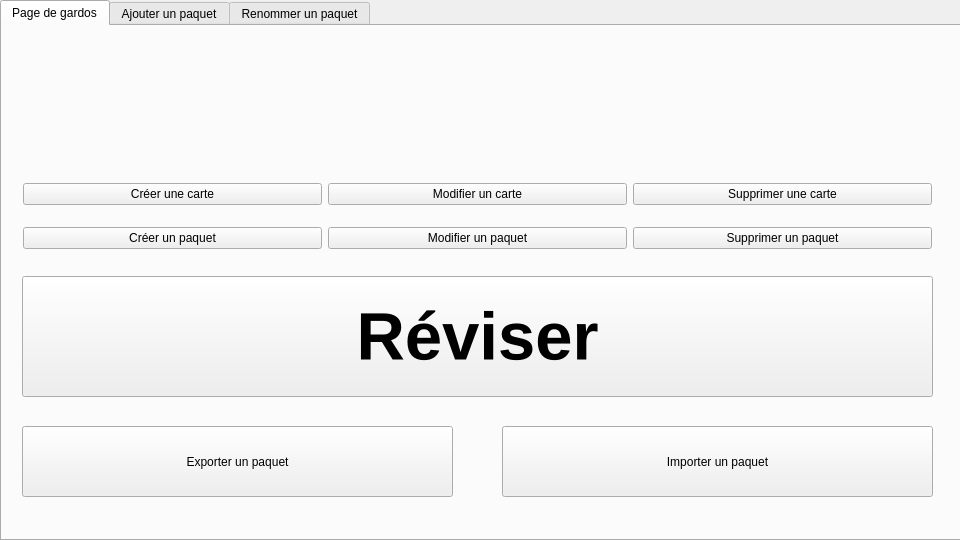
The window that mainwindow.ui (MaximeChone/RepEsp) describes before a commit, drawn with Qt 5.
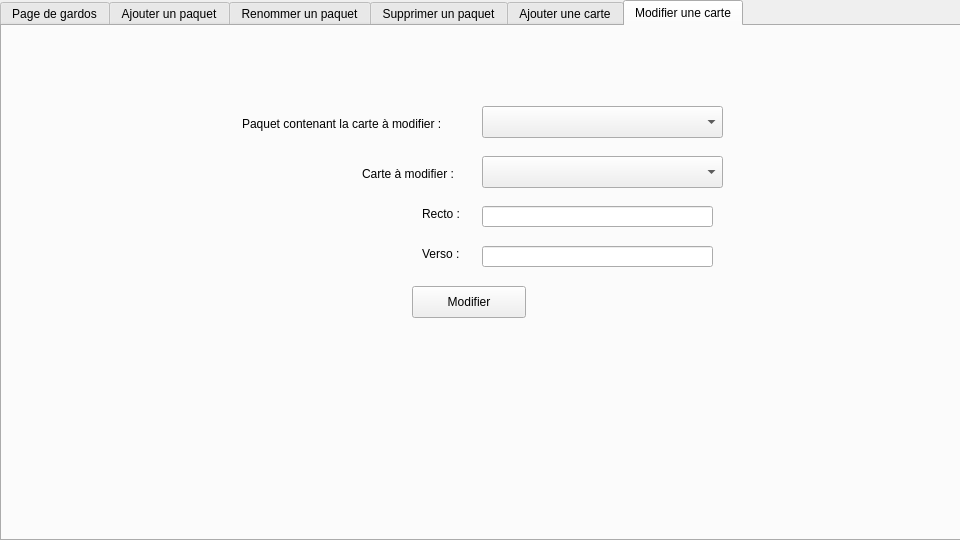
The same window after the commit.

```diff
--- a/mainwindow.ui
+++ b/mainwindow.ui
@@ -24,7 +24,7 @@
      </rect>
     </property>
     <property name="currentIndex">
-     <number>0</number>
+     <number>5</number>
     </property>
     <widget class="QWidget" name="PageDeGardos">
      <attribute name="title">
@@ -245,6 +245,244 @@
       </property>
      </widget>
     </widget>
+    <widget class="QWidget" name="tab_2">
+     <attribute name="title">
+      <string>Supprimer un paquet</string>
+     </attribute>
+     <widget class="QLabel" name="label_4">
+      <property name="geometry">
+       <rect>
+        <x>240</x>
+        <y>80</y>
+        <width>131</width>
+        <height>16</height>
+       </rect>
+      </property>
+      <property name="text">
+       <string>Paquet à supprimer :</string>
+      </property>
+     </widget>
+     <widget class="QComboBox" name="comboBox_2">
+      <property name="geometry">
+       <rect>
+        <x>380</x>
+        <y>70</y>
+        <width>231</width>
+        <height>32</height>
+       </rect>
+      </property>
+     </widget>
+     <widget class="QPushButton" name="pushButton_3">
+      <property name="geometry">
+       <rect>
+        <x>320</x>
+        <y>120</y>
+        <width>114</width>
+        <height>32</height>
+       </rect>
+      </property>
+      <property name="text">
+       <string>Supprimer</string>
+      </property>
+     </widget>
+    </widget>
+    <widget class="QWidget" name="tab_3">
+     <attribute name="title">
+      <string>Ajouter une carte</string>
+     </attribute>
+     <widget class="QLabel" name="label_5">
+      <property name="geometry">
+       <rect>
+        <x>160</x>
+        <y>70</y>
+        <width>241</width>
+        <height>16</height>
+       </rect>
+      </property>
+      <property name="text">
+       <string>Paquet dans lequel ajouter une carte :</string>
+      </property>
+     </widget>
+     <widget class="QComboBox" name="comboBox_3">
+      <property name="geometry">
+       <rect>
+        <x>420</x>
+        <y>60</y>
+        <width>231</width>
+        <height>32</height>
+       </rect>
+      </property>
+     </widget>
+     <widget class="QLabel" name="label_6">
+      <property name="geometry">
+       <rect>
+        <x>350</x>
+        <y>110</y>
+        <width>59</width>
+        <height>16</height>
+       </rect>
+      </property>
+      <property name="text">
+       <string>Recto :</string>
+      </property>
+     </widget>
+     <widget class="QLabel" name="label_7">
+      <property name="geometry">
+       <rect>
+        <x>350</x>
+        <y>140</y>
+        <width>59</width>
+        <height>16</height>
+       </rect>
+      </property>
+      <property name="text">
+       <string>Verso :</string>
+      </property>
+     </widget>
+     <widget class="QLineEdit" name="lineEdit_3">
+      <property name="geometry">
+       <rect>
+        <x>430</x>
+        <y>110</y>
+        <width>201</width>
+        <height>21</height>
+       </rect>
+      </property>
+     </widget>
+     <widget class="QLineEdit" name="lineEdit_4">
+      <property name="geometry">
+       <rect>
+        <x>430</x>
+        <y>140</y>
+        <width>201</width>
+        <height>21</height>
+       </rect>
+      </property>
+     </widget>
+     <widget class="QPushButton" name="pushButton_4">
+      <property name="geometry">
+       <rect>
+        <x>360</x>
+        <y>190</y>
+        <width>114</width>
+        <height>32</height>
+       </rect>
+      </property>
+      <property name="text">
+       <string>Créer</string>
+      </property>
+     </widget>
+    </widget>
+    <widget class="QWidget" name="tab_4">
+     <attribute name="title">
+      <string>Modifier une carte</string>
+     </attribute>
+     <widget class="QComboBox" name="comboBox_4">
+      <property name="geometry">
+       <rect>
+        <x>480</x>
+        <y>80</y>
+        <width>241</width>
+        <height>32</height>
+       </rect>
+      </property>
+     </widget>
+     <widget class="QComboBox" name="comboBox_5">
+      <property name="geometry">
+       <rect>
+        <x>480</x>
+        <y>130</y>
+        <width>241</width>
+        <height>32</height>
+       </rect>
+      </property>
+     </widget>
+     <widget class="QLabel" name="label_8">
+      <property name="geometry">
+       <rect>
+        <x>240</x>
+        <y>90</y>
+        <width>241</width>
+        <height>16</height>
+       </rect>
+      </property>
+      <property name="text">
+       <string>Paquet contenant la carte à modifier :</string>
+      </property>
+     </widget>
+     <widget class="QLabel" name="label_9">
+      <property name="geometry">
+       <rect>
+        <x>360</x>
+        <y>140</y>
+        <width>111</width>
+        <height>16</height>
+       </rect>
+      </property>
+      <property name="text">
+       <string>Carte à modifier :</string>
+      </property>
+     </widget>
+     <widget class="QPushButton" name="pushButton_5">
+      <property name="geometry">
+       <rect>
+        <x>410</x>
+        <y>260</y>
+        <width>114</width>
+        <height>32</height>
+       </rect>
+      </property>
+      <property name="text">
+       <string>Modifier</string>
+      </property>
+     </widget>
+     <widget class="QLabel" name="label_10">
+      <property name="geometry">
+       <rect>
+        <x>420</x>
+        <y>180</y>
+        <width>59</width>
+        <height>16</height>
+       </rect>
+      </property>
+      <property name="text">
+       <string>Recto :</string>
+      </property>
+     </widget>
+     <widget class="QLabel" name="label_11">
+      <property name="geometry">
+       <rect>
+        <x>420</x>
+        <y>220</y>
+        <width>59</width>
+        <height>16</height>
+       </rect>
+      </property>
+      <property name="text">
+       <string>Verso :</string>
+      </property>
+     </widget>
+     <widget class="QLineEdit" name="lineEdit_5">
+      <property name="geometry">
+       <rect>
+        <x>480</x>
+        <y>180</y>
+        <width>231</width>
+        <height>21</height>
+       </rect>
+      </property>
+     </widget>
+     <widget class="QLineEdit" name="lineEdit_6">
+      <property name="geometry">
+       <rect>
+        <x>480</x>
+        <y>220</y>
+        <width>231</width>
+        <height>21</height>
+       </rect>
+      </property>
+     </widget>
+    </widget>
    </widget>
   </widget>
  </widget>
```
